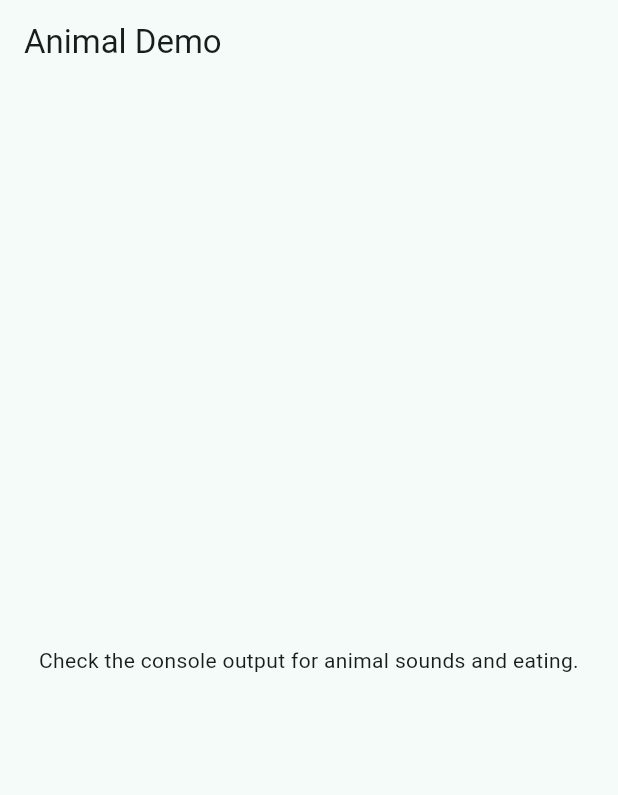
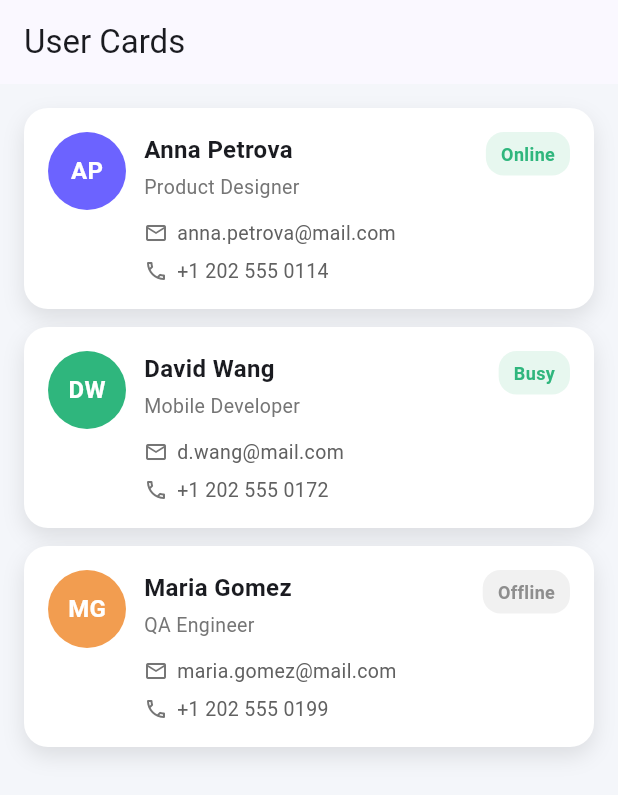
Before and after one commit to abdulaziziu/t_hw1, a Flutter app: the screen it shows after launch, on a phone screen of 412 x 824 dp. Shown: the top 795 px of the screen. Run offline on Flutter 3.47's test engine with Material 3 defaults, Android fonts, the phone set to English and light mode, and no system bars.

Commit message:
Implement user cards UI

```diff
--- a/lib/animal.dart
+++ /dev/null
@@ -1,9 +0,0 @@
-import 'pet_info.dart';
-
-abstract class Animal {
-  final PetInfo info;
-
-  Animal(this.info);
-
-  void makeSound();
-}
--- a/lib/cat.dart
+++ /dev/null
@@ -1,17 +0,0 @@
-import 'animal.dart';
-import 'eatable.dart';
-import 'pet_info.dart';
-
-class Cat extends Animal implements Eatable {
-  Cat(PetInfo info) : super(info);
-
-  @override
-  void makeSound() {
-    print('${info.name} says: Meow!');
-  }
-
-  @override
-  void eat() {
-    print('${info.name} eats cat food.');
-  }
-}
--- a/lib/dog.dart
+++ /dev/null
@@ -1,17 +0,0 @@
-import 'animal.dart';
-import 'eatable.dart';
-import 'pet_info.dart';
-
-class Dog extends Animal implements Eatable {
-  Dog(PetInfo info) : super(info);
-
-  @override
-  void makeSound() {
-    print('${info.name} says: Woof!');
-  }
-
-  @override
-  void eat() {
-    print('${info.name} eats dog food.');
-  }
-}
--- a/lib/eatable.dart
+++ /dev/null
@@ -1,3 +0,0 @@
-abstract class Eatable {
-  void eat();
-}
--- a/lib/main.dart
+++ b/lib/main.dart
@@ -1,48 +1,233 @@
 import 'package:flutter/material.dart';
 
-import 'animal.dart';
-import 'cat.dart';
-import 'dog.dart';
-import 'eatable.dart';
-import 'pet_info.dart';
-
 void main() {
-  final animals = <Animal>[
-    Dog(PetInfo('Rex', 3)),
-    Cat(PetInfo('Murka', 2)),
-    Dog(PetInfo('Buddy', 5)),
-  ];
-
-  for (final animal in animals) {
-    animal.makeSound();
-    if (animal is Eatable) {
-      (animal as Eatable).eat();
-    }
-  }
-
-  runApp(const AnimalApp());
+  runApp(const UserCardsApp());
 }
 
-class AnimalApp extends StatelessWidget {
-  const AnimalApp({super.key});
+class UserCardsApp extends StatelessWidget {
+  const UserCardsApp({super.key});
 
   @override
   Widget build(BuildContext context) {
     return MaterialApp(
-      title: 'Animal Demo',
+      title: 'User Cards',
       theme: ThemeData(
         useMaterial3: true,
-        colorScheme: ColorScheme.fromSeed(seedColor: Colors.teal),
+        colorScheme: ColorScheme.fromSeed(seedColor: const Color(0xFF2E7DFF)),
+        scaffoldBackgroundColor: const Color(0xFFF4F6FA),
       ),
-      home: Scaffold(
-        appBar: AppBar(
-          title: const Text('Animal Demo'),
+      home: const UsersScreen(),
+    );
+  }
+}
+
+class UsersScreen extends StatelessWidget {
+  const UsersScreen({super.key});
+
+  List<User> _buildUsers() {
+    return const [
+      User(
+        name: 'Anna Petrova',
+        role: 'Product Designer',
+        email: 'anna.petrova@mail.com',
+        phone: '+1 202 555 0114',
+        status: 'Online',
+        isOnline: true,
+        avatarColor: Color(0xFF6C63FF),
+      ),
+      User(
+        name: 'David Wang',
+        role: 'Mobile Developer',
+        email: 'd.wang@mail.com',
+        phone: '+1 202 555 0172',
+        status: 'Busy',
+        isOnline: true,
+        avatarColor: Color(0xFF2FB67D),
+      ),
+      User(
+        name: 'Maria Gomez',
+        role: 'QA Engineer',
+        email: 'maria.gomez@mail.com',
+        phone: '+1 202 555 0199',
+        status: 'Offline',
+        isOnline: false,
+        avatarColor: Color(0xFFF29D50),
+      ),
+    ];
+  }
+
+  @override
+  Widget build(BuildContext context) {
+    final users = _buildUsers();
+
+    return Scaffold(
+      appBar: AppBar(
+        title: const Text('User Cards'),
+        centerTitle: false,
+      ),
+      body: ListView.separated(
+        padding: const EdgeInsets.all(16),
+        itemCount: users.length,
+        separatorBuilder: (_, __) => const SizedBox(height: 12),
+        itemBuilder: (context, index) {
+          return UserCard(user: users[index]);
+        },
+      ),
+    );
+  }
+}
+
+class User {
+  final String name;
+  final String role;
+  final String email;
+  final String phone;
+  final String status;
+  final bool isOnline;
+  final Color avatarColor;
+
+  const User({
+    required this.name,
+    required this.role,
+    required this.email,
+    required this.phone,
+    required this.status,
+    required this.isOnline,
+    required this.avatarColor,
+  });
+
+  String get initials {
+    final cleaned = name.trim();
+    if (cleaned.isEmpty) {
+      return '';
+    }
+    final parts = cleaned.split(RegExp(r'\s+'));
+    if (parts.length == 1) {
+      return parts.first[0].toUpperCase();
+    }
+    return (parts[0][0] + parts[1][0]).toUpperCase();
+  }
+}
+
+class UserCard extends StatelessWidget {
+  final User user;
+
+  const UserCard({super.key, required this.user});
+
+  @override
+  Widget build(BuildContext context) {
+    return Container(
+      decoration: BoxDecoration(
+        color: Colors.white,
+        borderRadius: BorderRadius.circular(16),
+        boxShadow: const [
+          BoxShadow(
+            color: Color(0x1A000000),
+            blurRadius: 12,
+            offset: Offset(0, 6),
+          ),
+        ],
+      ),
+      padding: const EdgeInsets.all(16),
+      child: Row(
+        crossAxisAlignment: CrossAxisAlignment.start,
+        children: [
+          CircleAvatar(
+            radius: 26,
+            backgroundColor: user.avatarColor,
+            child: Text(
+              user.initials,
+              style: const TextStyle(
+                color: Colors.white,
+                fontWeight: FontWeight.w600,
+                fontSize: 16,
+              ),
+            ),
+          ),
+          const SizedBox(width: 12),
+          Expanded(
+            child: Column(
+              crossAxisAlignment: CrossAxisAlignment.start,
+              children: [
+                Text(
+                  user.name,
+                  style: const TextStyle(
+                    fontSize: 16,
+                    fontWeight: FontWeight.w600,
+                  ),
+                ),
+                const SizedBox(height: 4),
+                Text(
+                  user.role,
+                  style: TextStyle(
+                    fontSize: 13,
+                    color: Colors.grey.shade600,
+                  ),
+                ),
+                const SizedBox(height: 12),
+                InfoRow(icon: Icons.email_outlined, text: user.email),
+                const SizedBox(height: 6),
+                InfoRow(icon: Icons.phone_outlined, text: user.phone),
+              ],
+            ),
+          ),
+          const SizedBox(width: 8),
+          StatusChip(isOnline: user.isOnline, label: user.status),
+        ],
+      ),
+    );
+  }
+}
+
+class InfoRow extends StatelessWidget {
+  final IconData icon;
+  final String text;
+
+  const InfoRow({super.key, required this.icon, required this.text});
+
+  @override
+  Widget build(BuildContext context) {
+    return Row(
+      children: [
+        Icon(icon, size: 16, color: Colors.grey.shade600),
+        const SizedBox(width: 6),
+        Expanded(
+          child: Text(
+            text,
+            style: TextStyle(fontSize: 13, color: Colors.grey.shade700),
+            overflow: TextOverflow.ellipsis,
+          ),
         ),
-        body: const Center(
-          child: Text(
-            'Check the console output for animal sounds and eating.',
-            textAlign: TextAlign.center,
-          ),
+      ],
+    );
+  }
+}
+
+class StatusChip extends StatelessWidget {
+  final bool isOnline;
+  final String label;
+
+  const StatusChip({super.key, required this.isOnline, required this.label});
+
+  @override
+  Widget build(BuildContext context) {
+    final background =
+        isOnline ? const Color(0xFFE7F7EF) : const Color(0xFFF1F1F1);
+    final foreground =
+        isOnline ? const Color(0xFF2FB67D) : const Color(0xFF8E8E8E);
+
+    return Container(
+      padding: const EdgeInsets.symmetric(horizontal: 10, vertical: 6),
+      decoration: BoxDecoration(
+        color: background,
+        borderRadius: BorderRadius.circular(12),
+      ),
+      child: Text(
+        label,
+        style: TextStyle(
+          color: foreground,
+          fontSize: 12,
+          fontWeight: FontWeight.w600,
         ),
       ),
     );
--- a/lib/pet_info.dart
+++ /dev/null
@@ -1,6 +0,0 @@
-class PetInfo {
-  final String name;
-  final int age;
-
-  const PetInfo(this.name, this.age);
-}
```
